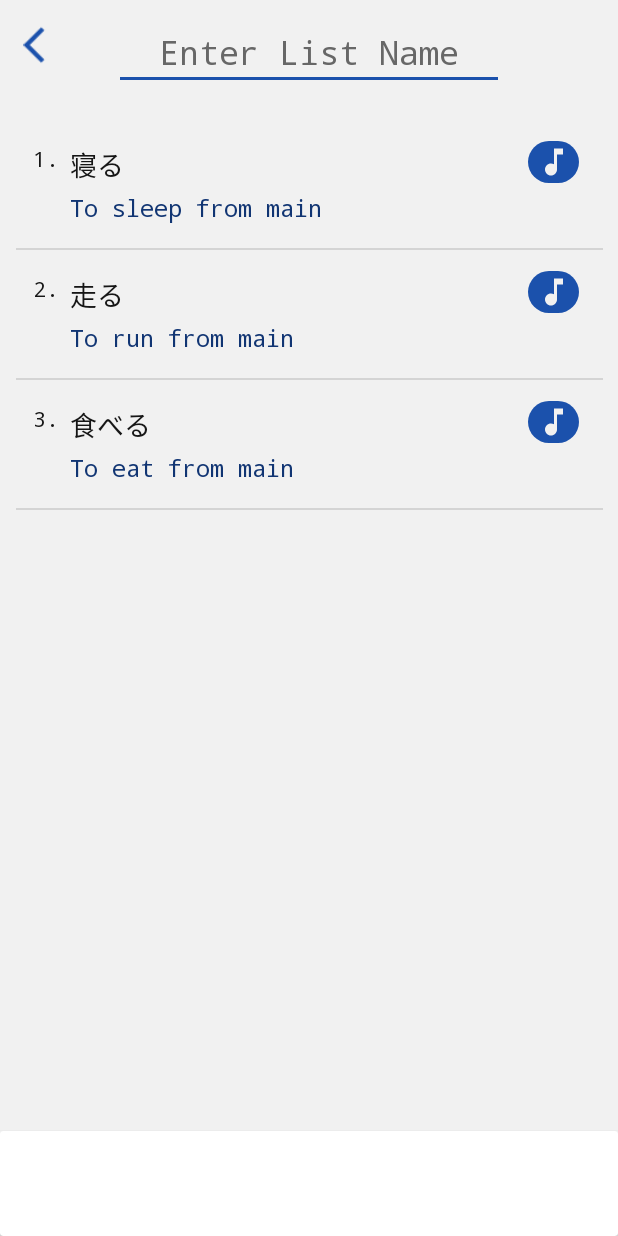
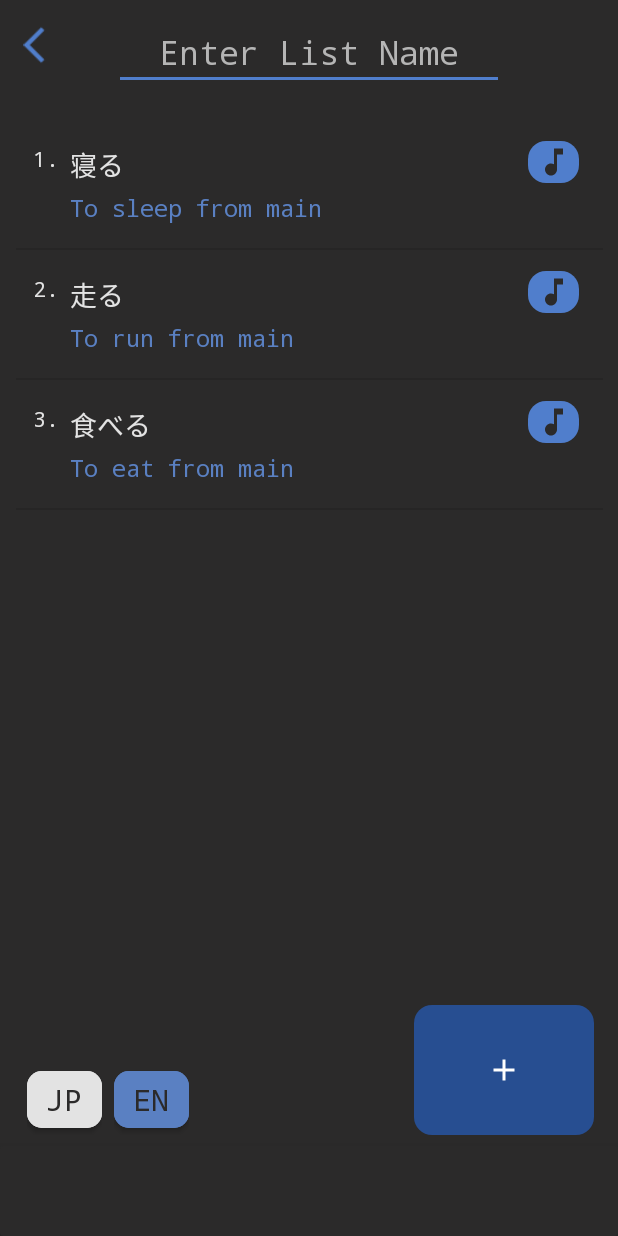
Before and after one commit to sakara01/JPDictionary, an Android app: the screen it shows after launch (ListActivity), after a tap on "Verbs", on a phone screen of 412 x 824 dp. Run offline under Robolectric (Android 15) with nearby library versions, the phone set to English and light mode, and no system bars; libraries missing offline, so code that uses them is left out: com.blogspot.atifsoftwares; 1 statement that could not run was skipped; 2 other taps on this screen came first.

Commit message:
Took like 2 hours to add buttons in list activity 🤡

```diff
--- a/app/src/main/java/com/example/easydictionary/ListActivity.kt
+++ b/app/src/main/java/com/example/easydictionary/ListActivity.kt
@@ -1,13 +1,14 @@
 package com.example.easydictionary
 
 import android.content.Intent
-import androidx.appcompat.app.AppCompatActivity
+import android.graphics.Paint
 import android.os.Bundle
-import android.widget.ArrayAdapter
+import android.widget.Button
 import android.widget.EditText
 import android.widget.ImageButton
-import android.widget.ListView
-import android.widget.Toast
+import android.widget.ImageView
+import android.widget.TextView
+import androidx.appcompat.app.AppCompatActivity
 import com.blogspot.atifsoftwares.animatoolib.Animatoo
 import com.example.easydictionary.databinding.ActivityListBinding
 
@@ -15,11 +16,16 @@ class ListActivity : AppCompatActivity() {
     private lateinit var binding: ActivityListBinding
     private lateinit var wordList: ArrayList<Word>
     private lateinit var backBtn : ImageButton
+    private lateinit var btnHideWord : Button
+    private lateinit var btnHideDef : Button
+    private lateinit var btnAdd : ImageButton
     private lateinit var listName: EditText
+    private var hideWordClicked: Boolean = false
+    private var hideDefClicked: Boolean = false
 
     override fun onCreate(savedInstanceState: Bundle?) {
         super.onCreate(savedInstanceState)
-        setTheme(R.style.Light)
+        setTheme(R.style.Dark)
         binding = ActivityListBinding.inflate(layoutInflater)
         setContentView(binding.root)
 
@@ -27,6 +33,9 @@ class ListActivity : AppCompatActivity() {
         val definitions = intent.extras?.getStringArray("defList")
 
         backBtn = findViewById(R.id.btnBack)
+        btnHideWord = findViewById(R.id.btnHideWord)
+        btnHideDef = findViewById(R.id.btnHideDef)
+        btnAdd= findViewById(R.id.btnAdd)
         listName = findViewById(R.id.etListName)
 
         wordList = ArrayList()
@@ -45,5 +54,31 @@ class ListActivity : AppCompatActivity() {
             Animatoo.animateSlideRight(this)
         }
 
+        btnHideWord.setOnClickListener{
+            if (!hideWordClicked) {
+                val rule = findViewById<ImageView>(R.id.JPrule)
+                rule.apply { translationZ = 30F }
+                hideWordClicked = true
+            }
+            else {
+                val rule = findViewById<ImageView>(R.id.JPrule)
+                rule.apply { translationZ = 0F }
+                hideWordClicked = false
+            }
+        }
+
+        btnHideDef.setOnClickListener{
+            if (!hideDefClicked) {
+                val rule = findViewById<ImageView>(R.id.ENrule)
+                rule.apply { translationZ = 30F }
+                hideDefClicked = true
+            }
+            else {
+                val rule = findViewById<ImageView>(R.id.ENrule)
+                rule.apply { translationZ = 0F }
+                hideDefClicked = false
+            }
+        }
+
     }
 }
--- /dev/null
+++ b/app/src/main/res/drawable/line.xml
@@ -0,0 +1,6 @@
+<vector android:height="24dp" android:tint="#000000"
+    android:viewportHeight="24" android:viewportWidth="24"
+    android:width="24dp" xmlns:android="http://schemas.android.com/apk/res/android">
+    <path android:fillColor="@android:color/white"
+        android:fillType="evenOdd" android:pathData="M4,11h16v2h-16z"/>
+</vector>
--- a/app/src/main/res/drawable/roundbutton.xml
+++ b/app/src/main/res/drawable/roundbutton.xml
@@ -1,6 +1,6 @@
 <?xml version="1.0" encoding="utf-8"?>
 <shape xmlns:android="http://schemas.android.com/apk/res/android"
     android:shape="rectangle">
-    <corners android:radius="14dip"/>
+    <corners android:radius="12dip"/>
     <solid android:color="#FFFFFF"/>
 </shape>
--- a/app/src/main/res/layout/activity_list.xml
+++ b/app/src/main/res/layout/activity_list.xml
@@ -48,10 +48,106 @@
         app:layout_constraintTop_toBottomOf="@+id/etListName"
         tools:listitem="@layout/word_item"/>
 
+    <FrameLayout
+        android:id="@+id/frame1"
+        android:layout_width="wrap_content"
+        android:layout_height="wrap_content"
+        android:layout_marginStart="18dp"
+        android:layout_marginBottom="6dp"
+        app:layout_constraintBottom_toTopOf="@+id/cardView"
+        app:layout_constraintStart_toStartOf="parent">
+    <com.google.android.material.button.MaterialButton
+        android:id="@+id/btnHideWord"
+        android:layout_width="50dp"
+        android:layout_height="50dp"
+        android:backgroundTint="?attr/texts"
+        app:cornerRadius="10dp"
+        />
+
+        <TextView
+            android:id="@+id/JPtext"
+            android:layout_width="wrap_content"
+            android:layout_height="wrap_content"
+            android:textColor="?attr/appBackground"
+            android:fontFamily="monospace"
+            android:text=" JP "
+            android:textSize="20sp"
+            android:translationZ="20dp"
+            android:layout_gravity="center"/>
+
+        <ImageView
+            android:id="@+id/JPrule"
+            android:layout_width="20dp"
+            android:layout_height="20dp"
+            android:translationZ="0dp"
+            android:src="@drawable/line"
+            android:scaleX="2.4"
+            android:scaleY="2"
+            app:tint="?attr/appBackground"
+            android:layout_gravity="center"/>
+
+    </FrameLayout>
+
+    <FrameLayout
+        android:id="@+id/frame2"
+        android:layout_width="wrap_content"
+        android:layout_height="wrap_content"
+        android:layout_marginStart="8dp"
+        android:layout_marginBottom="6dp"
+        app:layout_constraintBottom_toTopOf="@+id/cardView"
+        app:layout_constraintStart_toEndOf="@id/frame1">
+        <com.google.android.material.button.MaterialButton
+            android:id="@+id/btnHideDef"
+            android:layout_width="50dp"
+            android:layout_height="50dp"
+            android:backgroundTint="?attr/blueText"
+            app:cornerRadius="10dp"
+            />
+
+        <TextView
+            android:id="@+id/ENtext"
+            android:layout_width="wrap_content"
+            android:layout_height="wrap_content"
+            android:textColor="?attr/appBackground"
+            android:fontFamily="monospace"
+            android:text=" EN "
+            android:textSize="20sp"
+            android:translationZ="20dp"
+            android:layout_gravity="center"/>
+
+        <ImageView
+            android:id="@+id/ENrule"
+            android:layout_width="20dp"
+            android:layout_height="20dp"
+            android:translationZ="0dp"
+            android:src="@drawable/line"
+            android:scaleX="2.4"
+            android:scaleY="2"
+            app:tint="?attr/appBackground"
+            android:layout_gravity="center"/>
+
+    </FrameLayout>
+
+
+    <ImageButton
+        android:id="@+id/btnAdd"
+        android:layout_width="180px"
+        android:layout_height="130px"
+        android:layout_marginEnd="16dp"
+        android:layout_marginBottom="7dp"
+        android:background="@drawable/roundbutton"
+        android:backgroundTint="?attr/buttons"
+        android:src="@drawable/plus"
+        app:layout_constraintBottom_toTopOf="@+id/cardView"
+        app:layout_constraintEnd_toEndOf="parent"
+        app:tint="@color/white" />
+
     <androidx.cardview.widget.CardView
         android:id="@+id/cardView"
         android:layout_width="0dp"
-        android:layout_height="70dp"
+        android:layout_height="60dp"
+        android:backgroundTint="?attr/appBackground"
+        app:cardElevation="8dp"
         app:layout_constraintBottom_toBottomOf="parent"
         app:layout_constraintEnd_toEndOf="parent"
         app:layout_constraintStart_toStartOf="parent" />
--- a/app/src/main/res/values/styles.xml
+++ b/app/src/main/res/values/styles.xml
@@ -1,6 +1,6 @@
 <?xml version="1.0" encoding="utf-8"?>
 <resources>
-    <style name="Light" parent="Theme.AppCompat.Light.NoActionBar">
+    <style name="Light" parent="Theme.MaterialComponents.Light.NoActionBar">
         <item name="appBackground">#F1F1F1</item>
         <item name="cardback">#FFFFFF</item>
         <item name="texts">#151515</item>
@@ -12,10 +12,10 @@
 
     </style>
 
-    <style name="Dark" parent="Theme.AppCompat.DayNight.NoActionBar">
+    <style name="Dark" parent="Theme.MaterialComponents.DayNight.NoActionBar">
         <item name="appBackground">#2B2A2A</item>
         <item name="cardback">#3E3E3E</item>
-        <item name="texts">#F6F6F6</item>
+        <item name="texts">#E3E3E3</item>
         <item name="buttons">#274E91</item>
         <item name="listitems">#232F47</item>
         <item name="blueText">#5A80C2</item>
```
